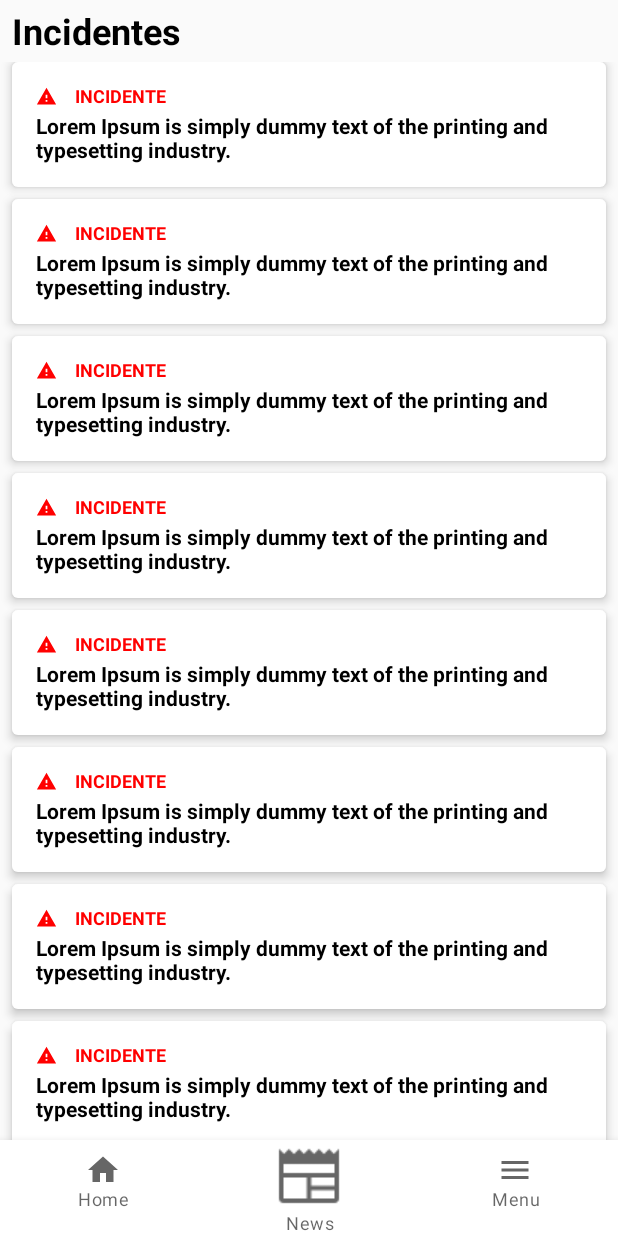
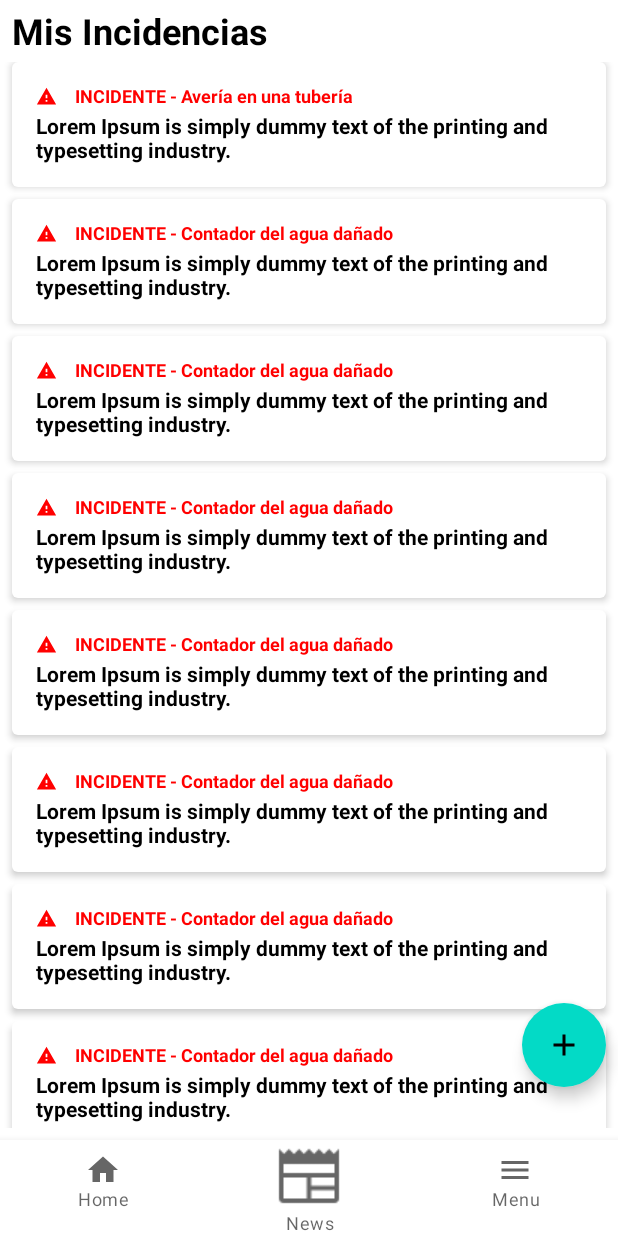
Before and after one commit to EcomputerApps/mobile_etno, an Android app built with Jetpack Compose: the IncidentsScreen screen opened through its navigation route, on a phone screen of 412 x 824 dp. Run offline under Robolectric (Android 15) with nearby library versions, the phone set to English and light mode, and no system bars; libraries missing offline, so code that uses them is left out: com.himanshoe.kalendar.

Commit message:
ME/41: Fixed bug in incident screen and it has started add screen of Incident

```diff
--- a/app/src/main/java/com/example/mobile_etno/NavItem.kt
+++ b/app/src/main/java/com/example/mobile_etno/NavItem.kt
@@ -27,6 +27,7 @@ sealed class NavItem(var route: String, var icon: Int? = null, var title: String
     object Tourism: NavItem("Turismo", R.drawable.home_test, "Turismo")
     object DetailTourism : NavItem("TourismDetails")
     object Incidents: NavItem("Incidentes", R.drawable.home_test, "Incidentes")
+    object CreateIncident : NavItem("CrearIncidencia")
     object Links: NavItem("Enlaces", R.drawable.home_test, "enlaces")
     object Bandos: NavItem("Bandos", R.drawable.home_test, "bandos")
 }
--- a/app/src/main/java/com/example/mobile_etno/models/IncidentModel.kt
+++ b/app/src/main/java/com/example/mobile_etno/models/IncidentModel.kt
@@ -1,5 +1,6 @@
 package com.example.mobile_etno.models
 
 data class IncidentModel(
+    var title: String ? = null,
     var description: String ? = null
 )
--- a/app/src/main/java/com/example/mobile_etno/navigation/Navigation.kt
+++ b/app/src/main/java/com/example/mobile_etno/navigation/Navigation.kt
@@ -22,6 +22,7 @@ import com.example.mobile_etno.views.screen.discovery.DiscoveryScreen
 import com.example.mobile_etno.views.screen.events.EventsScreen
 import com.example.mobile_etno.views.screen.gallery.GalleryScreen
 import com.example.mobile_etno.views.screen.gallery.ImageDetail
+import com.example.mobile_etno.views.screen.incident.AddIncident
 import com.example.mobile_etno.views.screen.incident.IncidentsScreen
 import com.example.mobile_etno.views.screen.news.NewDetails
 import com.example.mobile_etno.views.screen.news.NewsScreen
@@ -188,6 +189,10 @@ fun Navigation(
             ))
         }
         composable(NavItem.Incidents.route){ IncidentsScreen(navController, userVillagerViewModel) }
+        composable(NavItem.CreateIncident.route){ AddIncident(
+            navController = navController,
+            userVillagerViewModel = userVillagerViewModel
+        ) }
         composable(NavItem.Links.route){
             LinksScreen(navController = navController)
         }
--- a/app/src/main/java/com/example/mobile_etno/utils/phone_categories/PhoneCategories.kt
+++ b/app/src/main/java/com/example/mobile_etno/utils/phone_categories/PhoneCategories.kt
@@ -7,7 +7,6 @@ object PhoneCategories {
     val phoneCategories: List<PhoneCategory> = listOf(
         PhoneCategory(R.drawable.tool_image, "Servicio"),
         PhoneCategory(R.drawable.salud_image, "Salud"),
-        PhoneCategory(R.drawable.ocio_image, "Ocio"),
         PhoneCategory(R.drawable.ocio_image, "Ocio")
     )
 }
--- a/app/src/main/java/com/example/mobile_etno/views/modern/navigationbottom/BottomNavigationCustom.kt
+++ b/app/src/main/java/com/example/mobile_etno/views/modern/navigationbottom/BottomNavigationCustom.kt
@@ -1,18 +1,13 @@
 package com.example.mobile_etno.views.modern.navigationbottom
 
-import androidx.compose.foundation.layout.*
 import androidx.compose.material.BottomNavigation
 import androidx.compose.material.BottomNavigationItem
 import androidx.compose.material.Icon
 import androidx.compose.material.Text
-import androidx.compose.material.icons.Icons
-import androidx.compose.material.icons.filled.Menu
 import androidx.compose.runtime.*
-import androidx.compose.ui.Alignment
 import androidx.compose.ui.Modifier
 import androidx.compose.ui.graphics.Color
 import androidx.compose.ui.res.painterResource
-import androidx.compose.ui.unit.dp
 import androidx.navigation.NavHostController
 import com.example.mobile_etno.NavItem
 import com.example.mobile_etno.R
@@ -31,15 +26,10 @@ fun BottomNavigationCustom(
         NavigationBottom(R.drawable.news, "News"),
         NavigationBottom(R.drawable.icon_menu, "Menu")
     )
-
-        Box(
-            modifier = Modifier.fillMaxSize()
-        ) {
-            BottomNavigation(
-                backgroundColor = Color.White,
-                contentColor = Color.Black,
-                modifier = Modifier
-                    .align(Alignment.BottomCenter)
+    BottomNavigation(
+        backgroundColor = Color.White,
+        contentColor = Color.Black,
+        modifier = Modifier
             ) {
                 items.forEachIndexed { index, navigationBottom ->
                     BottomNavigationItem(
@@ -61,6 +51,5 @@ fun BottomNavigationCustom(
                         }
                     )
                 }
-        }
     }
 }
--- a/app/src/main/java/com/example/mobile_etno/views/screen/incident/IncidentCard.kt
+++ b/app/src/main/java/com/example/mobile_etno/views/screen/incident/IncidentCard.kt
@@ -1,5 +1,6 @@
 package com.example.mobile_etno.views.screen.incident
 
+import androidx.compose.foundation.clickable
 import androidx.compose.foundation.layout.*
 import androidx.compose.material.Card
 import androidx.compose.material.Icon
@@ -16,12 +17,17 @@ import androidx.compose.ui.unit.sp
 
 @Composable
 fun IncidentCard(
-    description: String
+    title: String,
+    description: String,
+    onClick: () -> Unit
 ){
     Card(
-        elevation = 4.dp,
+        elevation = 3.dp,
         modifier = Modifier
             .fillMaxWidth()
+            .clickable {
+                onClick.invoke()
+            }
     ) {
         Column(
             verticalArrangement = Arrangement.spacedBy(5.dp),
@@ -32,10 +38,9 @@ fun IncidentCard(
                 verticalAlignment = Alignment.CenterVertically
             ) {
                 Icon(imageVector = Icons.Filled.Warning, contentDescription = "Warning", modifier = Modifier.size(14.dp), tint = Color.Red)
-                Text(text = "INCIDENTE", fontWeight = FontWeight.Bold, fontSize = 12.sp, color = Color.Red)
+                Text(text = "INCIDENTE - $title", fontWeight = FontWeight.Bold, fontSize = 12.sp, color = Color.Red)
             }
             Text(text = description, fontSize = 14.sp, fontWeight = FontWeight.Bold)
         }
     }
-
 }
--- a/app/src/main/java/com/example/mobile_etno/views/screen/incident/IncidentsScreen.kt
+++ b/app/src/main/java/com/example/mobile_etno/views/screen/incident/IncidentsScreen.kt
@@ -1,16 +1,26 @@
 package com.example.mobile_etno.views.screen.incident
 
+import android.widget.Toast
 import androidx.compose.foundation.layout.*
 import androidx.compose.foundation.lazy.LazyColumn
 import androidx.compose.foundation.lazy.items
+import androidx.compose.material.FloatingActionButton
+import androidx.compose.material.Icon
+import androidx.compose.material.Scaffold
 import androidx.compose.material.Text
+import androidx.compose.material.icons.Icons
+import androidx.compose.material.icons.filled.Add
+import androidx.compose.material.icons.filled.Favorite
 import androidx.compose.runtime.Composable
+import androidx.compose.ui.Alignment
 import androidx.compose.ui.Modifier
+import androidx.compose.ui.platform.LocalContext
 import androidx.compose.ui.text.font.FontFamily
 import androidx.compose.ui.text.font.FontWeight
 import androidx.compose.ui.unit.dp
 import androidx.compose.ui.unit.sp
 import androidx.navigation.NavHostController
+import com.example.mobile_etno.NavItem
 import com.example.mobile_etno.models.IncidentModel
 import com.example.mobile_etno.viewmodels.UserVillagerViewModel
 import com.example.mobile_etno.views.modern.navigationbottom.BottomNavigationCustom
@@ -20,43 +30,68 @@ fun IncidentsScreen(
     navController: NavHostController,
     userVillagerViewModel: UserVillagerViewModel
 ){
+    val currentContext = LocalContext.current
+
+    Scaffold(
+        topBar = {},
+        bottomBar = { BottomNavigationCustom(
+            navController = navController,
+            stateNavigationButton = -1,
+            userVillagerViewModel = userVillagerViewModel
+        )}
+    ) {
         Box(
-
+            modifier = Modifier
+                .fillMaxSize()
+                .padding(it)
         ) {
             Column(
-            modifier = Modifier.padding(8.dp),
+                modifier = Modifier
+                    .padding(8.dp)
+                    .wrapContentSize(),
                 verticalArrangement = Arrangement.spacedBy(5.dp)
             ) {
                 Text(
-                text = "Incidentes",
+                    text = "Mis Incidencias",
                     fontWeight = FontWeight.Bold,
                     fontSize = 24.sp,
                     fontFamily = FontFamily.SansSerif
                 )
                 LazyColumn(
-                verticalArrangement = Arrangement.spacedBy(8.dp)
+                    verticalArrangement = Arrangement.spacedBy(8.dp),
                 ){
                     items(listOf(
-                    IncidentModel(description = "Lorem Ipsum is simply dummy text of the printing and typesetting industry."),
-                    IncidentModel(description = "Lorem Ipsum is simply dummy text of the printing and typesetting industry."),
-                    IncidentModel(description = "Lorem Ipsum is simply dummy text of the printing and typesetting industry."),
-                    IncidentModel(description = "Lorem Ipsum is simply dummy text of the printing and typesetting industry."),
-                    IncidentModel(description = "Lorem Ipsum is simply dummy text of the printing and typesetting industry."),
-                    IncidentModel(description = "Lorem Ipsum is simply dummy text of the printing and typesetting industry."),
-                    IncidentModel(description = "Lorem Ipsum is simply dummy text of the printing and typesetting industry."),
-                    IncidentModel(description = "Lorem Ipsum is simply dummy text of the printing and typesetting industry.")
+                        IncidentModel(title = "Avería en una tubería", description = "Lorem Ipsum is simply dummy text of the printing and typesetting industry."),
+                        IncidentModel(title = "Contador del agua dañado", description = "Lorem Ipsum is simply dummy text of the printing and typesetting industry."),
+                        IncidentModel(title = "Contador del agua dañado", description = "Lorem Ipsum is simply dummy text of the printing and typesetting industry."),
+                        IncidentModel(title = "Contador del agua dañado", description = "Lorem Ipsum is simply dummy text of the printing and typesetting industry."),
+                        IncidentModel(title = "Contador del agua dañado", description = "Lorem Ipsum is simply dummy text of the printing and typesetting industry."),
+                        IncidentModel(title = "Contador del agua dañado", description = "Lorem Ipsum is simply dummy text of the printing and typesetting industry."),
+                        IncidentModel(title = "Contador del agua dañado", description = "Lorem Ipsum is simply dummy text of the printing and typesetting industry."),
+                        IncidentModel(title = "Contador del agua dañado", description = "Lorem Ipsum is simply dummy text of the printing and typesetting industry."),
+                        IncidentModel(title = "Contador del agua dañado", description = "Lorem Ipsum is simply dummy text of the printing and typesetting industry."),
+                        IncidentModel(title = "Contador del agua dañado", description = "Lorem Ipsum is simply dummy text of the printing and typesetting industry."),
                     )){
-                    IncidentCard(description = it.description!!)
-
-                }
-
-            }
-
-        }
-        BottomNavigationCustom(
-            navController = navController,
-            stateNavigationButton = -1,
-            userVillagerViewModel = userVillagerViewModel
+                        item ->
+                        IncidentCard(
+                            title = item.title!!,
+                            description = item.description!!,
+                            onClick = { Toast.makeText(currentContext, item.title ,Toast.LENGTH_SHORT).show() }
                         )
                     }
                 }
+            }
+            FloatingActionButton(
+                modifier = Modifier
+                    .align(Alignment.BottomEnd)
+                    .padding(
+                        bottom = 35.dp,
+                        end = 8.dp
+                    ),
+                onClick = { navController.navigate(NavItem.CreateIncident.route){  } }
+            ) {
+                Icon(Icons.Filled.Add, contentDescription = "Localized description")
+            }
+        }
+    }
+}
```
Also changed, not shown: app/src/main/java/com/example/mobile_etno/views/modern/HomeEtno.kt (+7 -1 lines), app/src/main/java/com/example/mobile_etno/views/screen/discovery/DiscoveryScreen.kt (+15 -2 lines), app/src/main/java/com/example/mobile_etno/views/screen/incident/AddIncident.kt (added, +118 -0 lines), app/src/main/java/com/example/mobile_etno/views/screen/news/NewsScreen.kt (+14 -26 lines), app/src/main/java/com/example/mobile_etno/views/screen/phone/PhoneDetailsList.kt (+10 -4 lines), app/src/main/java/com/example/mobile_etno/views/screen/phone/PhoneScreen.kt (+13 -4 lines). Lines whose indentation alone changed are shown as unchanged.
